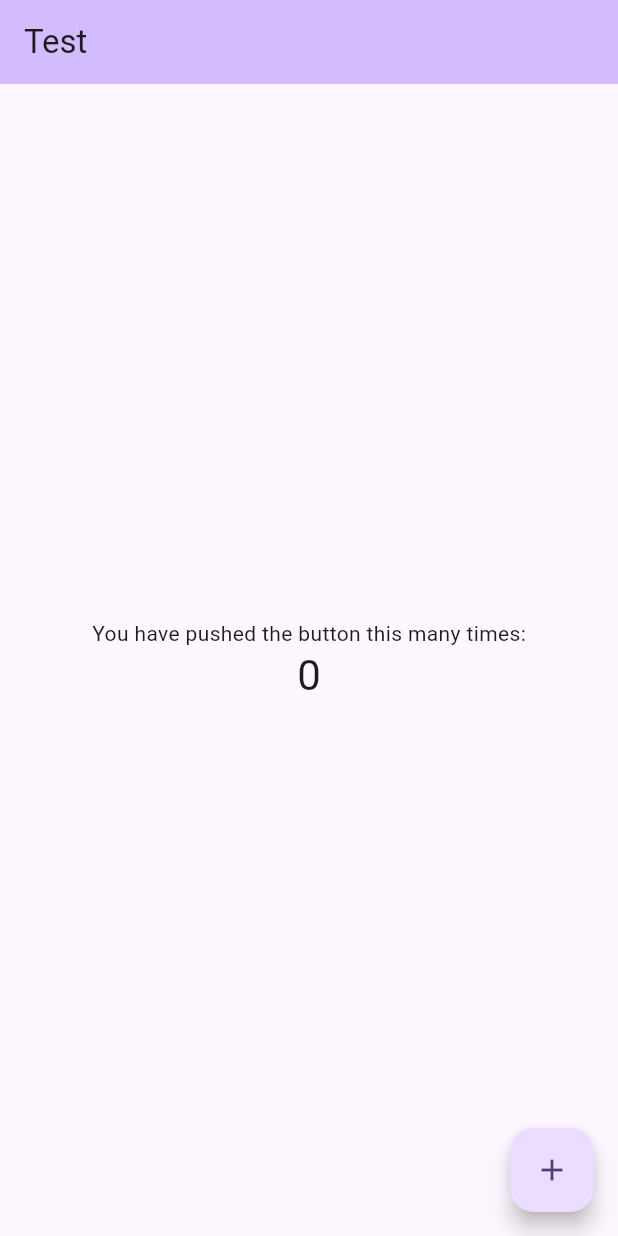
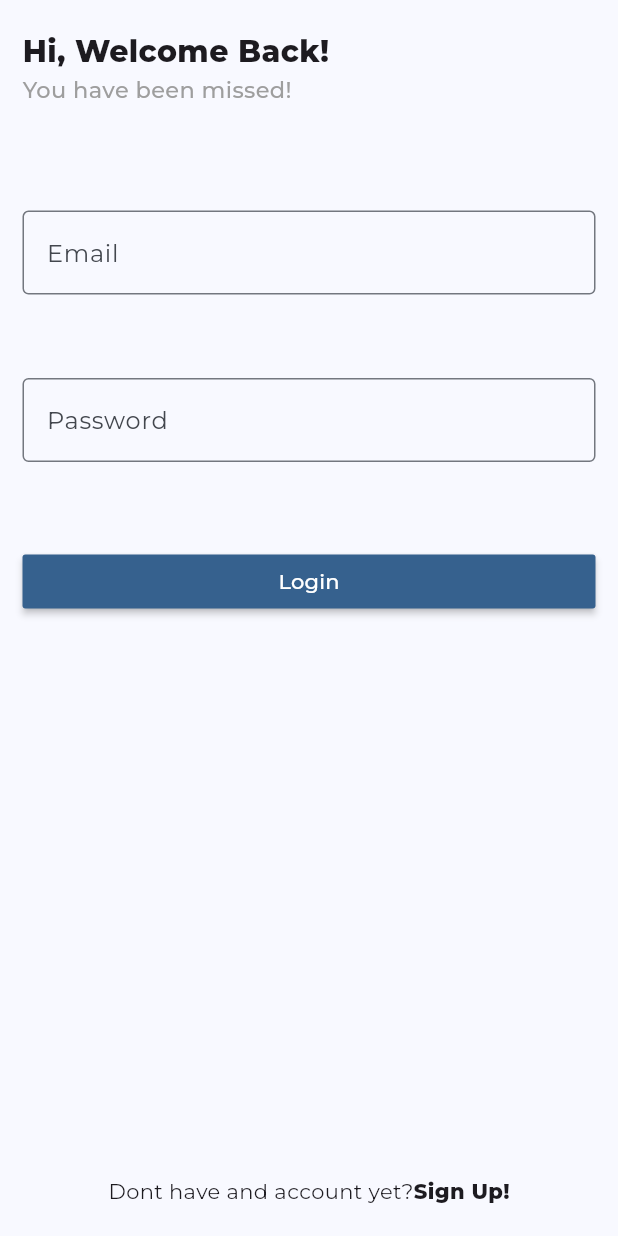
Before and after one commit to Eaglemann/Privex-Chat-Flutter, a Flutter app: the screen it shows after launch, on a phone screen of 412 x 824 dp. Run offline on Flutter 3.47's test engine with Material 3 defaults, Android fonts, the phone set to English and light mode, and no system bars; our stand-ins replace firebase_analytics, firebase_core, google_fonts; accounts and stored records are empty.

Commit message:
Creating Login Page
-Creating and styling the Login Page.
-Creating a reusable custom form.

```diff
--- a/lib/main.dart
+++ b/lib/main.dart
@@ -1,5 +1,8 @@
+// ignore: unused_import
 import 'package:firebase_analytics/firebase_analytics.dart';
 import 'package:flutter/material.dart';
+import 'package:google_fonts/google_fonts.dart';
+import 'package:privex/pages/login_page.dart';
 import 'package:privex/utils.dart';
 
 void main() async {
@@ -19,112 +22,12 @@
   @override
   Widget build(BuildContext context) {
     return MaterialApp(
-      title: 'Flutter Demo',
+      title: 'Privex Chat',
       theme: ThemeData(
-        // This is the theme of your application.
-        //
-        // TRY THIS: Try running your application with "flutter run". You'll see
-        // the application has a purple toolbar. Then, without quitting the app,
-        // try changing the seedColor in the colorScheme below to Colors.green
-        // and then invoke "hot reload" (save your changes or press the "hot
-        // reload" button in a Flutter-supported IDE, or press "r" if you used
-        // the command line to start the app).
-        //
-        // Notice that the counter didn't reset back to zero; the application
-        // state is not lost during the reload. To reset the state, use hot
-        // restart instead.
-        //
-        // This works for code too, not just values: Most code changes can be
-        // tested with just a hot reload.
-        colorScheme: ColorScheme.fromSeed(seedColor: Colors.deepPurple),
+        colorScheme: ColorScheme.fromSeed(seedColor: Colors.blue),
+        textTheme: GoogleFonts.montserratTextTheme(),
       ),
-      home: const MyHomePage(title: 'Test'),
+      home: const LoginPage(),
     );
   }
 }
-
-class MyHomePage extends StatefulWidget {
-  const MyHomePage({super.key, required this.title});
-
-  // This widget is the home page of your application. It is stateful, meaning
-  // that it has a State object (defined below) that contains fields that affect
-  // how it looks.
-
-  // This class is the configuration for the state. It holds the values (in this
-  // case the title) provided by the parent (in this case the App widget) and
-  // used by the build method of the State. Fields in a Widget subclass are
-  // always marked "final".
-
-  final String title;
-
-  @override
-  State<MyHomePage> createState() => _MyHomePageState();
-}
-
-class _MyHomePageState extends State<MyHomePage> {
-  int _counter = 0;
-
-  void _incrementCounter() {
-    setState(() {
-      // This call to setState tells the Flutter framework that something has
-      // changed in this State, which causes it to rerun the build method below
-      // so that the display can reflect the updated values. If we changed
-      // _counter without calling setState(), then the build method would not be
-      // called again, and so nothing would appear to happen.
-      _counter++;
-    });
-  }
-
-  @override
-  Widget build(BuildContext context) {
-    // This method is rerun every time setState is called, for instance as done
-    // by the _incrementCounter method above.
-    //
-    // The Flutter framework has been optimized to make rerunning build methods
-    // fast, so that you can just rebuild anything that needs updating rather
-    // than having to individually change instances of widgets.
-    return Scaffold(
-      appBar: AppBar(
-        // TRY THIS: Try changing the color here to a specific color (to
-        // Colors.amber, perhaps?) and trigger a hot reload to see the AppBar
-        // change color while the other colors stay the same.
-        backgroundColor: Theme.of(context).colorScheme.inversePrimary,
-        // Here we take the value from the MyHomePage object that was created by
-        // the App.build method, and use it to set our appbar title.
-        title: Text(widget.title),
-      ),
-      body: Center(
-        // Center is a layout widget. It takes a single child and positions it
-        // in the middle of the parent.
-        child: Column(
-          // Column is also a layout widget. It takes a list of children and
-          // arranges them vertically. By default, it sizes itself to fit its
-          // children horizontally, and tries to be as tall as its parent.
-          //
-          // Column has various properties to control how it sizes itself and
-          // how it positions its children. Here we use mainAxisAlignment to
-          // center the children vertically; the main axis here is the vertical
-          // axis because Columns are vertical (the cross axis would be
-          // horizontal).
-          //
-          // TRY THIS: Invoke "debug painting" (choose the "Toggle Debug Paint"
-          // action in the IDE, or press "p" in the console), to see the
-          // wireframe for each widget.
-          mainAxisAlignment: MainAxisAlignment.center,
-          children: <Widget>[
-            const Text('You have pushed the button this many times:'),
-            Text(
-              '$_counter',
-              style: Theme.of(context).textTheme.headlineMedium,
-            ),
-          ],
-        ),
-      ),
-      floatingActionButton: FloatingActionButton(
-        onPressed: _incrementCounter,
-        tooltip: 'Increment',
-        child: const Icon(Icons.add),
-      ), // This trailing comma makes auto-formatting nicer for build methods.
-    );
-  }
-}
--- /dev/null
+++ b/lib/pages/login_page.dart
@@ -0,0 +1,106 @@
+import 'package:flutter/material.dart';
+import 'package:privex/widgets/custom_form_field.dart';
+
+class LoginPage extends StatefulWidget {
+  const LoginPage({super.key});
+
+  @override
+  State<LoginPage> createState() => _LoginPageState();
+}
+
+class _LoginPageState extends State<LoginPage> {
+  @override
+  Widget build(BuildContext context) {
+    return Scaffold(body: _buildUI(), resizeToAvoidBottomInset: false);
+  }
+
+  Widget _buildUI() {
+    return SafeArea(
+      child: Padding(
+        padding: const EdgeInsets.symmetric(horizontal: 15.0, vertical: 20.0),
+        child: Column(
+          children: [_headerText(), _LoginForm(), _createAccountLink()],
+        ),
+      ),
+    );
+  }
+
+  Widget _headerText() {
+    return SizedBox(
+      width: MediaQuery.sizeOf(context).width,
+      child: const Column(
+        mainAxisSize: MainAxisSize.max,
+        mainAxisAlignment: MainAxisAlignment.start,
+        crossAxisAlignment: CrossAxisAlignment.start,
+
+        children: [
+          Text(
+            'Hi, Welcome Back!',
+            style: TextStyle(fontSize: 20, fontWeight: FontWeight.w800),
+          ),
+          Text(
+            'You have been missed!',
+            style: TextStyle(
+              fontSize: 15,
+              fontWeight: FontWeight.w500,
+              color: Colors.grey,
+            ),
+          ),
+        ],
+      ),
+    );
+  }
+
+  // ignore: non_constant_identifier_names
+  Widget _LoginForm() {
+    return Container(
+      height: MediaQuery.sizeOf(context).height * 0.4,
+      margin: EdgeInsets.symmetric(
+        vertical: MediaQuery.sizeOf(context).height * 0.05,
+      ),
+      child: Form(
+        child: Column(
+          mainAxisAlignment: MainAxisAlignment.spaceEvenly,
+          mainAxisSize: MainAxisSize.max,
+          crossAxisAlignment: CrossAxisAlignment.center,
+          children: [
+            CustomFormField(
+              height: MediaQuery.sizeOf(context).height * 0.1,
+              hintText: "Email",
+            ),
+            CustomFormField(
+              height: MediaQuery.sizeOf(context).height * 0.1,
+              hintText: "Password",
+            ),
+            _loginButton(),
+          ],
+        ),
+      ),
+    );
+  }
+
+  Widget _loginButton() {
+    return SizedBox(
+      width: MediaQuery.sizeOf(context).width,
+      child: MaterialButton(
+        onPressed: () {},
+        color: Theme.of(context).colorScheme.primary,
+        child: const Text('Login', style: TextStyle(color: Colors.white)),
+      ),
+    );
+  }
+
+  Widget _createAccountLink() {
+    return const Expanded(
+      child: Row(
+        mainAxisSize: MainAxisSize.max,
+        mainAxisAlignment: MainAxisAlignment.center,
+        crossAxisAlignment: CrossAxisAlignment.end,
+        children: [
+          Text("Dont have and account yet?"),
+          Text("Sign Up!", style: TextStyle(fontWeight: FontWeight.w800)),
+        ],
+      ),
+    );
+  }
+}
--- /dev/null
+++ b/lib/widgets/custom_form_field.dart
@@ -0,0 +1,25 @@
+import 'package:flutter/material.dart';
+
+class CustomFormField extends StatelessWidget {
+  final String hintText;
+  final double height;
+
+  const CustomFormField({
+    super.key,
+    required this.hintText,
+    required this.height,
+  });
+
+  @override
+  Widget build(BuildContext context) {
+    return SizedBox(
+      height: height,
+      child: TextFormField(
+        decoration: InputDecoration(
+          border: const OutlineInputBorder(),
+          hintText: hintText,
+        ),
+      ),
+    );
+  }
+}
```
